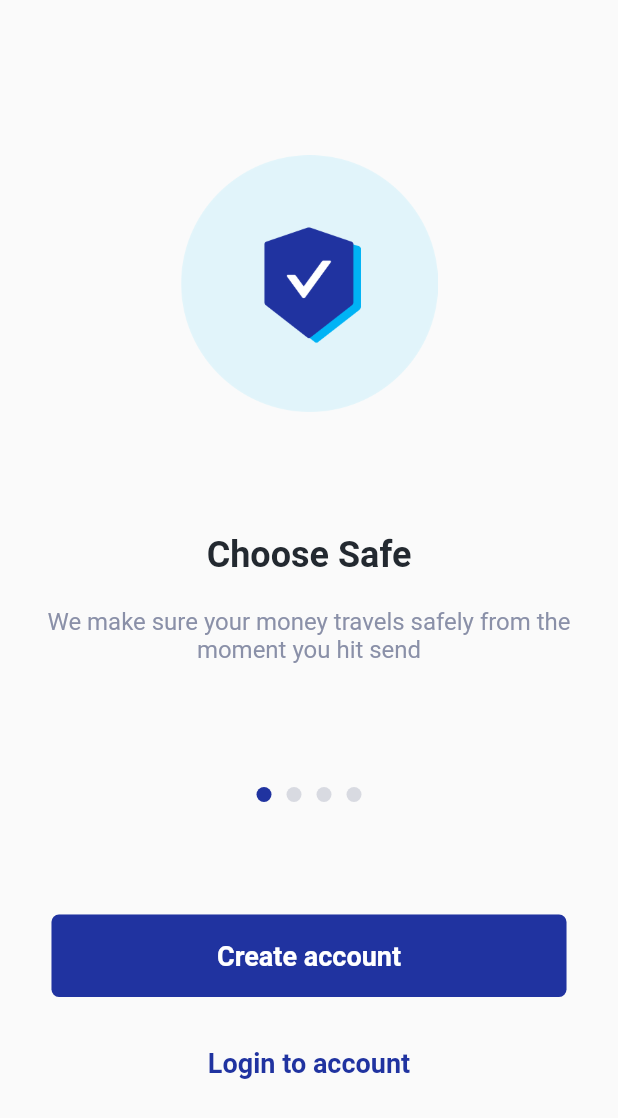
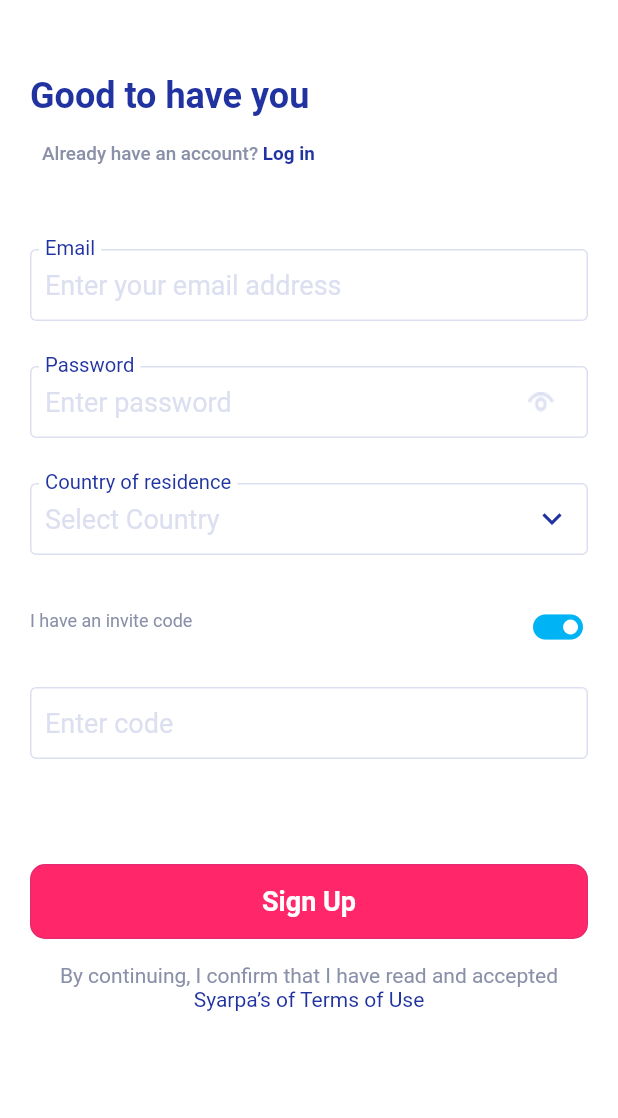
Before and after one commit to Andhrah/fintech-crypto-fiat, a Flutter app: the screen it shows after launch, after a tap on "Create account", on a phone screen of 412 x 824 dp. Shown: the top 1118 px of the screen. Run offline on Flutter 3.47's test engine with Material 2 defaults, Android fonts, the phone set to English and light mode, and no system bars; drawn by our look-alikes of carousel_slider; our stand-ins replace remixicon.

Commit message:
implement signup screen

```diff
--- a/lib/main.dart
+++ b/lib/main.dart
@@ -1,5 +1,6 @@
 import 'package:flutter/material.dart';
 import 'package:flutter/services.dart';
+import 'package:syarpa/screens/auth/signup.dart';
 import 'package:syarpa/screens/onboarding/onboarding.dart';
 import 'package:syarpa/screens/onboarding/splashscreen.dart';
 import 'package:syarpa/utils/colors.dart';
@@ -38,6 +39,7 @@
       routes: {
         SplashScreen.id: (context) => const SplashScreen(),
         OnboardingScreen.id: (context) => const OnboardingScreen(),
+        SignupScreen.id: (context) => const SignupScreen(),
       }
       // home: const MyHomePage(title: 'Flutter Demo Home Page'),
     );
--- /dev/null
+++ b/lib/screens/auth/signup.dart
@@ -0,0 +1,227 @@
+import 'package:flutter/material.dart';
+import 'package:remixicon/remixicon.dart';
+import 'package:syarpa/utils/colors.dart';
+import 'package:syarpa/utils/constant.dart';
+import 'package:syarpa/widgets/basic_input_field.dart';
+import 'package:syarpa/widgets/button.dart';
+import 'package:syarpa/widgets/input_field.dart';
+
+class SignupScreen extends StatefulWidget {
+  static const String id = 'signup';
+
+  const SignupScreen({Key? key}) : super(key: key);
+
+  @override
+  _SignupScreenState createState() => _SignupScreenState();
+}
+
+class _SignupScreenState extends State<SignupScreen> {
+  @override
+  Widget build(BuildContext context) {
+    return Scaffold(
+      backgroundColor: whiteColor,
+      body: SingleChildScrollView(
+        child: SafeArea(
+          child: Container(
+            padding: const EdgeInsets.symmetric(horizontal: 20.0, vertical: 30.0),
+            child: Column(
+              crossAxisAlignment: CrossAxisAlignment.start,
+              children: [
+                kSizeBox,
+                const Text(
+                  'Good to have you',
+                  style: TextStyle(fontSize: 24.0, fontWeight: FontWeight.w600, color: appPrimaryColor),
+                ),
+
+                TextButton(
+                  onPressed: () {},
+                  child: RichText(
+                    textScaleFactor: 0.9,
+                    text: const TextSpan(
+                      text: 'Already have an account? ',
+                      style: TextStyle(
+                        color: lightGrayColor,
+                        fontWeight: FontWeight.w500,
+                      ),
+                      children: <TextSpan>[
+                        TextSpan(text: 'Log in', style: TextStyle(fontWeight: FontWeight.bold, color: appPrimaryColor)),
+                      ],
+                    ),
+                  ),
+                ),
+
+                kSizeBox,
+                kSizeBox,
+
+                const InputField(
+                  labelText: 'Email',
+                  borderColor: blueGrayColor,
+                  obscureText: false,
+                  hintText: 'Enter your email address'
+                ),
+
+                kSizeBox,
+                const SizedBox(height: 10),
+
+                InputField(
+                  labelText: 'Password',
+                  borderColor: blueGrayColor,
+                  obscureText: false,
+                  hintText: 'Enter password',
+                  suffixIcon: InkWell(
+                    onTap: () {},
+                    // height: MediaQuery.of(context).size.height / 20,
+                    // width: MediaQuery.of(context).size.width / 10,
+                    child: Image.asset(
+                      'assets/images/eye.png',
+                    ),
+                  )
+                ),
+
+                kSizeBox,
+                const SizedBox(height: 10),
+
+                InputField(
+                  labelText: 'Country of residence',
+                  borderColor: blueGrayColor,
+                  obscureText: false,
+                  hintText: 'Select Country',
+                  // enabled: false,
+                  suffixIcon: IconButton(
+                    icon: const Icon(
+                      Remix.arrow_down_s_line,
+                      color: appPrimaryColor,
+                    ),
+                    tooltip: 'Increase volume by 10',
+                    onPressed: () => showDialog<String>(
+                      context: context,
+                      builder: (BuildContext context) => AlertDialog(
+                        // title: const Text('AlertDialog Title'),
+                        contentPadding: const EdgeInsets.all(0.0),
+                        content: Container(
+                          height: 100.0,
+                          width: MediaQuery.of(context).size.width,
+                          child: Column(
+                            children: [
+                              TextButton(
+                                onPressed: () {},
+                                child: Row(
+                                  children: [
+                                    Image.asset(
+                                      'assets/images/ng_flag.png',
+                                      width: 20.0,
+                                      height: 20.0,
+                                    ),
+                                    const SizedBox(width: 10),
+                                    const Text(
+                                      'Nigeria',
+                                      style: TextStyle(
+                                        color: appPrimaryColor,
+                                      ),
+                                    ),
+                                  ],
+                                ),
+                              ),
+
+                              const Divider(color: lightGrayColor, height: 2.0,),
+
+                              TextButton(
+                                onPressed: () {},
+                                child: Row(
+                                  children: [
+                                    Image.asset(
+                                      'assets/images/uk_flag.png',
+                                      width: 20.0,
+                                      height: 20.0,
+                                    ),
+                                    const SizedBox(width: 10),
+                                    const Text(
+                                      'United Kingdom',
+                                      style: TextStyle(
+                                        color: appPrimaryColor,
+                                      ),
+                                    ),
+                                  ],
+                                ),
+                              ),
+                            ],
+                          ),
+                        )
+                      ),
+                    ),
+                  ),
+                ),
+
+                kSizeBox,
+
+                Row(
+                  mainAxisAlignment: MainAxisAlignment.spaceBetween,
+                  children: [
+                    const Text(
+                      'I have an invite code',
+                      style: TextStyle(
+                        color: lightGrayColor,
+                        fontSize: 12.0,
+                      ),
+                    ),
+
+                    IconButton(
+                      onPressed: () {},
+                      icon: const Icon(
+                        Icons.toggle_on,
+                        color: lightBlueColor,
+                        size: 40.0,
+                      )
+                    )
+                  ],
+                ),
+
+                kSizeBox,
+
+                const BasicInputField(
+                  borderColor: blueGrayColor,
+                  obscureText: false,
+                  hintText: 'Enter code',
+                ),
+
+                kSizeBox,
+                kSizeBox,
+                kSizeBox,
+                const SizedBox(height: 10),
+
+                Button(
+                  text: 'Sign Up',
+                  onPress: () {},
+                  color: secondaryColor,
+                  width: MediaQuery.of(context).size.width,
+                  textColor: whiteColor,
+                  isLoading: false
+                ),
+
+                const SizedBox(height: 8.0),
+
+                TextButton(
+                  onPressed: () {},
+                  child: RichText(
+                    textScaleFactor: 1.0,
+                    textAlign: TextAlign.center,
+                    text: const TextSpan(
+                      text: 'By continuing, I confirm that I have read and accepted ',
+                      style: TextStyle(
+                        color: lightGrayColor,
+                        fontWeight: FontWeight.w400,
+                      ),
+                      children: <TextSpan>[
+                        TextSpan(text: 'Syarpa’s of Terms of Use', style: TextStyle(fontWeight: FontWeight.w400, color: appPrimaryColor)),
+                      ],
+                    ),
+                  ),
+                ),
+              ]
+            ),
+          ),
+        )
+      ),
+    );
+  }
+}
--- a/lib/screens/onboarding/onboarding.dart
+++ b/lib/screens/onboarding/onboarding.dart
@@ -1,5 +1,6 @@
 import 'package:carousel_slider/carousel_slider.dart';
 import 'package:flutter/material.dart';
+import 'package:syarpa/screens/auth/signup.dart';
 import 'package:syarpa/utils/colors.dart';
 
 import 'package:syarpa/widgets/button.dart';
@@ -213,13 +214,11 @@ class _OnboardingScreenState extends State<OnboardingScreen> {
                         textColor: const Color(0XFFFFFFFF),
                         isLoading: false,
                         width: MediaQuery.of(context).size.width / 1.2,
-                        onPress: () {},
-                        // onPress: () {
-                        //   currentScreen != 4 ? buttonCarouselController.nextPage() :
-                        //   Navigator.of(context).pushNamedAndRemoveUntil(
-                        //     Home.id, (route) => false
-                        //   );
-                        // },
+                        onPress: () {
+                          Navigator.of(context).pushNamedAndRemoveUntil(
+                            SignupScreen.id, (route) => false
+                          );
+                        },
                       ),
 
                       const SizedBox(height: 20.0),
--- a/lib/widgets/button.dart
+++ b/lib/widgets/button.dart
@@ -27,11 +27,11 @@ class Button extends StatelessWidget {
       child: isLoading ? const CircularProgressIndicator(color: secondaryColor) : Text(text, style: TextStyle(fontSize: 18.0, color: textColor, fontWeight: FontWeight.w600),),
       style: ButtonStyle(
         backgroundColor: MaterialStateProperty.all(color),
-        minimumSize: MaterialStateProperty.all(Size(width, 55.0)),
+        minimumSize: MaterialStateProperty.all(Size(width, 50.0)),
         elevation: MaterialStateProperty.all(0.0),
         shape: MaterialStateProperty.all<RoundedRectangleBorder>(
           RoundedRectangleBorder(
-            borderRadius: BorderRadius.circular(5.0),
+            borderRadius: BorderRadius.circular(10.0),
             side: BorderSide(color: appPrimaryColor.withOpacity(0.1)),
           )
         )
```
